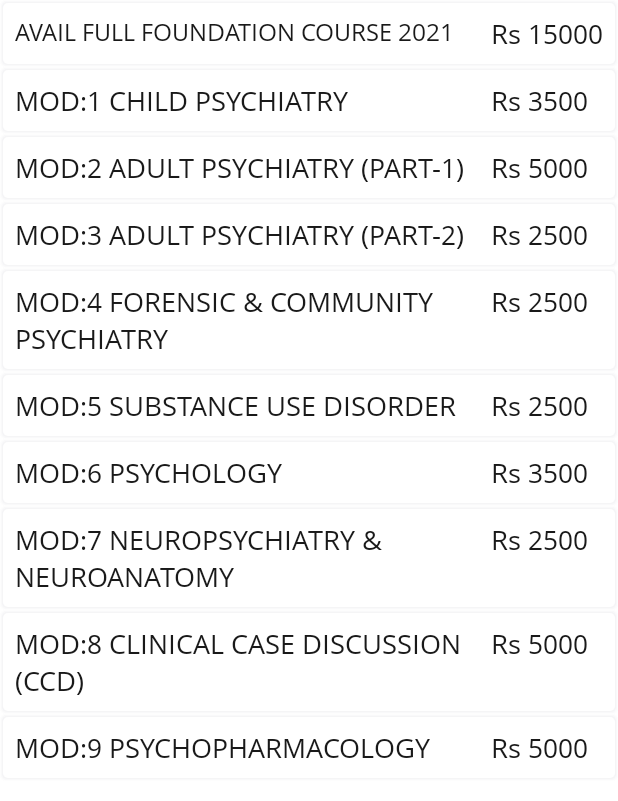
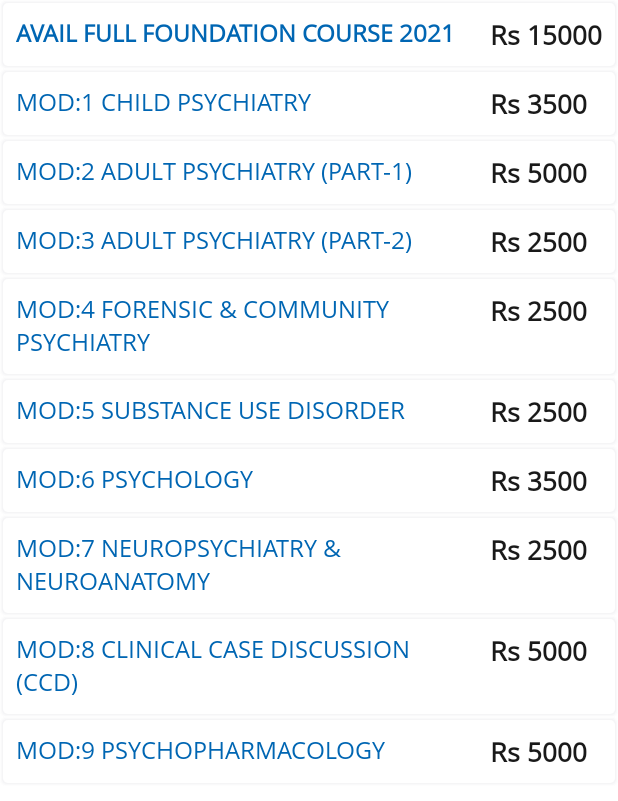
Before and after one commit to UtkarshBhalotia/DaffodilsPsychiatry, an Android app: the fragment FeeStructureFragment placed in its activity, on a phone screen of 412 x 824 dp. Shown: the top 801 px of the screen. Run offline under Robolectric (Android 15) with nearby library versions, the phone set to English and light mode, and no system bars; our stand-ins replace CircleImageView, Volley; pictures from the network do not load.

Commit message:
2nd commit, 29th dec, 21

```diff
--- a/app/src/main/res/layout/lyt_pricing.xml
+++ b/app/src/main/res/layout/lyt_pricing.xml
@@ -1,15 +1,21 @@
 
-<TableLayout xmlns:android="http://schemas.android.com/apk/res/android"
+<ScrollView xmlns:android="http://schemas.android.com/apk/res/android"
     android:layout_width="match_parent"
     android:layout_height="match_parent"
     android:background="@color/white"
     android:orientation="vertical">
 
+
+
+<TableLayout
+    android:layout_width="match_parent"
+    android:layout_height="match_parent">
+
     <TableRow
         android:layout_width="match_parent"
         android:layout_height="match_parent"
         android:background="@drawable/card_shadow_light"
-        android:padding="@dimen/margin_10dp"
+        android:padding="@dimen/margin_5dp"
         android:weightSum="3">
 
         <TextView
@@ -17,8 +23,10 @@
             android:layout_width="match_parent"
             android:layout_height="match_parent"
             android:layout_weight="3"
+            android:padding="@dimen/margin_5dp"
             android:textSize="16dp"
-            android:textColor="@color/txt_color"/>
+            android:textStyle="bold"
+            android:textColor="@color/logocolor"/>
 
         <TextView
             android:text="@string/full_price"
@@ -26,6 +34,8 @@
             android:layout_height="match_parent"
             android:layout_weight="1"
             android:textSize="18dp"
+            android:padding="@dimen/margin_5dp"
+            android:textStyle="bold"
             android:textColor="@color/txt_color"/>
 
     </TableRow>
@@ -33,7 +43,7 @@
         android:layout_width="match_parent"
         android:layout_height="match_parent"
         android:background="@drawable/card_shadow_light"
-        android:padding="@dimen/margin_10dp"
+        android:padding="@dimen/margin_5dp"
         android:weightSum="3">
 
         <TextView
@@ -41,15 +51,18 @@
             android:layout_width="match_parent"
             android:layout_height="match_parent"
             android:layout_weight="3"
-            android:textSize="18dp"
-            android:textColor="@color/txt_color"/>
+            android:padding="@dimen/margin_5dp"
+            android:textSize="16dp"
+            android:textColor="@color/logocolor"/>
 
         <TextView
             android:text="@string/mod1_price"
             android:layout_width="match_parent"
             android:layout_height="match_parent"
             android:layout_weight="1"
+            android:padding="@dimen/margin_5dp"
             android:textSize="18dp"
+            android:textStyle="bold"
             android:textColor="@color/txt_color"/>
 
     </TableRow>
@@ -57,7 +70,7 @@
         android:layout_width="match_parent"
         android:layout_height="match_parent"
         android:background="@drawable/card_shadow_light"
-        android:padding="@dimen/margin_10dp"
+        android:padding="@dimen/margin_5dp"
         android:weightSum="3">
 
         <TextView
@@ -65,8 +78,9 @@
             android:layout_width="match_parent"
             android:layout_height="match_parent"
             android:layout_weight="3"
-            android:textSize="18dp"
-            android:textColor="@color/txt_color"/>
+            android:padding="@dimen/margin_5dp"
+            android:textSize="16dp"
+            android:textColor="@color/logocolor"/>
 
         <TextView
             android:text="@string/mod2_price"
@@ -74,6 +88,8 @@
             android:layout_height="match_parent"
             android:layout_weight="1"
             android:textSize="18dp"
+            android:padding="@dimen/margin_5dp"
+            android:textStyle="bold"
             android:textColor="@color/txt_color"/>
 
     </TableRow>
@@ -81,7 +97,7 @@
         android:layout_width="match_parent"
         android:layout_height="match_parent"
         android:background="@drawable/card_shadow_light"
-        android:padding="@dimen/margin_10dp"
+        android:padding="@dimen/margin_5dp"
         android:weightSum="3">
 
         <TextView
@@ -89,8 +105,9 @@
             android:layout_width="match_parent"
             android:layout_height="match_parent"
             android:layout_weight="3"
-            android:textSize="18dp"
-            android:textColor="@color/txt_color"/>
+            android:textSize="16dp"
+            android:padding="@dimen/margin_5dp"
+            android:textColor="@color/logocolor"/>
 
         <TextView
             android:text="@string/mod3_price"
@@ -98,6 +115,8 @@
             android:layout_height="match_parent"
             android:layout_weight="1"
             android:textSize="18dp"
+            android:padding="@dimen/margin_5dp"
+            android:textStyle="bold"
             android:textColor="@color/txt_color"/>
 
     </TableRow>
@@ -105,7 +124,7 @@
         android:layout_width="match_parent"
         android:layout_height="match_parent"
         android:background="@drawable/card_shadow_light"
-        android:padding="@dimen/margin_10dp"
+        android:padding="@dimen/margin_5dp"
         android:weightSum="3">
 
         <TextView
@@ -113,8 +132,9 @@
             android:layout_width="match_parent"
             android:layout_height="match_parent"
             android:layout_weight="3"
-            android:textSize="18dp"
-            android:textColor="@color/txt_color"/>
+            android:textSize="16dp"
+            android:padding="@dimen/margin_5dp"
+            android:textColor="@color/logocolor"/>
 
         <TextView
             android:text="@string/mod4_price"
@@ -122,6 +142,8 @@
             android:layout_height="match_parent"
             android:layout_weight="1"
             android:textSize="18dp"
+            android:padding="@dimen/margin_5dp"
+            android:textStyle="bold"
             android:textColor="@color/txt_color"/>
 
     </TableRow>
@@ -129,7 +151,7 @@
         android:layout_width="match_parent"
         android:layout_height="match_parent"
         android:background="@drawable/card_shadow_light"
-        android:padding="@dimen/margin_10dp"
+        android:padding="@dimen/margin_5dp"
         android:weightSum="3">
 
         <TextView
@@ -137,8 +159,9 @@
             android:layout_width="match_parent"
             android:layout_height="match_parent"
             android:layout_weight="3"
-            android:textSize="18dp"
-            android:textColor="@color/txt_color"/>
+            android:textSize="16dp"
+            android:padding="@dimen/margin_5dp"
+            android:textColor="@color/logocolor"/>
 
         <TextView
             android:text="@string/mod5_price"
@@ -146,6 +169,8 @@
             android:layout_height="match_parent"
             android:layout_weight="1"
             android:textSize="18dp"
+            android:padding="@dimen/margin_5dp"
+            android:textStyle="bold"
             android:textColor="@color/txt_color"/>
 
     </TableRow>
@@ -153,23 +178,26 @@
         android:layout_width="match_parent"
         android:layout_height="match_parent"
         android:background="@drawable/card_shadow_light"
-        android:padding="@dimen/margin_10dp"
+        android:padding="@dimen/margin_5dp"
         android:weightSum="3">
 
         <TextView
             android:text="@string/mod_6"
             android:layout_width="match_parent"
             android:layout_height="match_parent"
+            android:padding="@dimen/margin_5dp"
             android:layout_weight="3"
-            android:textSize="18dp"
-            android:textColor="@color/txt_color"/>
+            android:textSize="16dp"
+            android:textColor="@color/logocolor"/>
 
         <TextView
             android:text="@string/mod6_price"
             android:layout_width="match_parent"
             android:layout_height="match_parent"
             android:layout_weight="1"
+            android:padding="@dimen/margin_5dp"
             android:textSize="18dp"
+            android:textStyle="bold"
             android:textColor="@color/txt_color"/>
 
     </TableRow>
@@ -177,7 +205,7 @@
         android:layout_width="match_parent"
         android:layout_height="match_parent"
         android:background="@drawable/card_shadow_light"
-        android:padding="@dimen/margin_10dp"
+        android:padding="@dimen/margin_5dp"
         android:weightSum="3">
 
         <TextView
@@ -185,15 +213,18 @@
             android:layout_width="match_parent"
             android:layout_height="match_parent"
             android:layout_weight="3"
-            android:textSize="18dp"
-            android:textColor="@color/txt_color"/>
+            android:padding="@dimen/margin_5dp"
+            android:textSize="16dp"
+            android:textColor="@color/logocolor"/>
 
         <TextView
             android:text="@string/mod7_price"
             android:layout_width="match_parent"
             android:layout_height="match_parent"
             android:layout_weight="1"
+            android:padding="@dimen/margin_5dp"
             android:textSize="18dp"
+            android:textStyle="bold"
             android:textColor="@color/txt_color"/>
 
     </TableRow>
@@ -201,7 +232,7 @@
         android:layout_width="match_parent"
         android:layout_height="match_parent"
         android:background="@drawable/card_shadow_light"
-        android:padding="@dimen/margin_10dp"
+        android:padding="@dimen/margin_5dp"
         android:weightSum="3">
 
         <TextView
@@ -209,8 +240,9 @@
             android:layout_width="match_parent"
             android:layout_height="match_parent"
             android:layout_weight="3"
-            android:textSize="18dp"
-            android:textColor="@color/txt_color"/>
+            android:padding="@dimen/margin_5dp"
+            android:textSize="16dp"
+            android:textColor="@color/logocolor"/>
 
         <TextView
             android:text="@string/mod8_price"
@@ -218,6 +250,8 @@
             android:layout_height="match_parent"
             android:layout_weight="1"
             android:textSize="18dp"
+            android:padding="@dimen/margin_5dp"
+            android:textStyle="bold"
             android:textColor="@color/txt_color"/>
 
     </TableRow>
@@ -225,7 +259,7 @@
         android:layout_width="match_parent"
         android:layout_height="match_parent"
         android:background="@drawable/card_shadow_light"
-        android:padding="@dimen/margin_10dp"
+        android:padding="@dimen/margin_5dp"
         android:weightSum="3">
 
         <TextView
@@ -233,8 +267,9 @@
             android:layout_width="match_parent"
             android:layout_height="match_parent"
             android:layout_weight="3"
-            android:textSize="18dp"
-            android:textColor="@color/txt_color"/>
+            android:padding="@dimen/margin_5dp"
+            android:textSize="16dp"
+            android:textColor="@color/logocolor"/>
 
         <TextView
             android:text="@string/mod9_price"
@@ -242,8 +277,12 @@
             android:layout_height="match_parent"
             android:layout_weight="1"
             android:textSize="18dp"
+            android:padding="@dimen/margin_5dp"
+            android:textStyle="bold"
             android:textColor="@color/txt_color"/>
 
     </TableRow>
 
 </TableLayout>
+
+</ScrollView>
```
